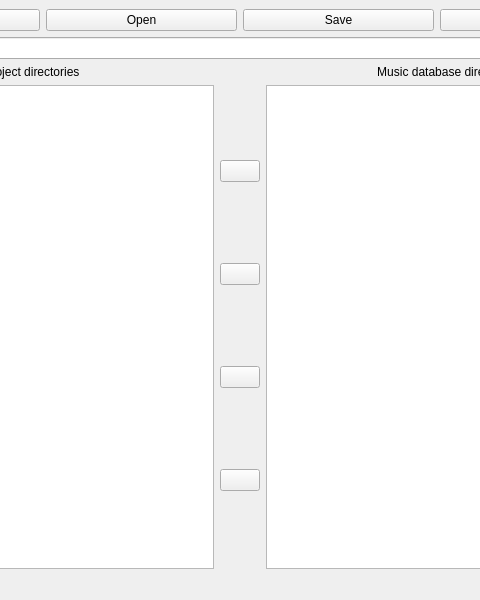
The window that mainwindow.ui (postmodern-toolbox/AlexandriaBurningLibrary) describes before a commit, drawn with Qt 5; both pictures show x 160 to 640 and y 0 to 600 of the 800 by 600 pixel window.
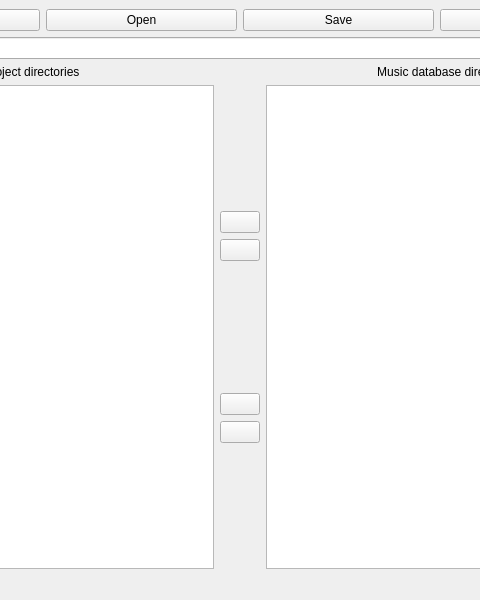
The same window after the commit. Icons and pictures are not drawn.

Commit message: [UI] Set buttons icons from style

The edit to the form file:
```diff
--- a/mainwindow.ui
+++ b/mainwindow.ui
@@ -78,6 +78,19 @@
       </item>
       <item row="1" column="1">
        <layout class="QVBoxLayout" name="directoriesMoveButtonsLayout">
+        <item>
+         <spacer name="verticalSpacer_2">
+          <property name="orientation">
+           <enum>Qt::Orientation::Vertical</enum>
+          </property>
+          <property name="sizeHint" stdset="0">
+           <size>
+            <width>20</width>
+            <height>40</height>
+           </size>
+          </property>
+         </spacer>
+        </item>
         <item>
          <widget class="QPushButton" name="addToProject">
           <property name="text">
@@ -86,6 +99,12 @@
           <property name="icon">
            <iconset theme="go-previous"/>
           </property>
+          <property name="iconSize">
+           <size>
+            <width>32</width>
+            <height>32</height>
+           </size>
+          </property>
          </widget>
         </item>
         <item>
@@ -96,8 +115,27 @@
           <property name="icon">
            <iconset theme="go-next"/>
           </property>
+          <property name="iconSize">
+           <size>
+            <width>32</width>
+            <height>32</height>
+           </size>
+          </property>
          </widget>
         </item>
+        <item>
+         <spacer name="verticalSpacer">
+          <property name="orientation">
+           <enum>Qt::Orientation::Vertical</enum>
+          </property>
+          <property name="sizeHint" stdset="0">
+           <size>
+            <width>20</width>
+            <height>40</height>
+           </size>
+          </property>
+         </spacer>
+        </item>
         <item>
          <widget class="QPushButton" name="moveUpInProject">
           <property name="text">
@@ -106,6 +144,12 @@
           <property name="icon">
            <iconset theme="go-up"/>
           </property>
+          <property name="iconSize">
+           <size>
+            <width>32</width>
+            <height>32</height>
+           </size>
+          </property>
          </widget>
         </item>
         <item>
@@ -116,8 +160,27 @@
           <property name="icon">
            <iconset theme="go-down"/>
           </property>
+          <property name="iconSize">
+           <size>
+            <width>32</width>
+            <height>32</height>
+           </size>
+          </property>
          </widget>
         </item>
+        <item>
+         <spacer name="verticalSpacer_3">
+          <property name="orientation">
+           <enum>Qt::Orientation::Vertical</enum>
+          </property>
+          <property name="sizeHint" stdset="0">
+           <size>
+            <width>20</width>
+            <height>40</height>
+           </size>
+          </property>
+         </spacer>
+        </item>
        </layout>
       </item>
       <item row="1" column="0">
```
Left out of the diff: 28 changed lines with no effect on the pictures. The commit also changes 1 other file.
